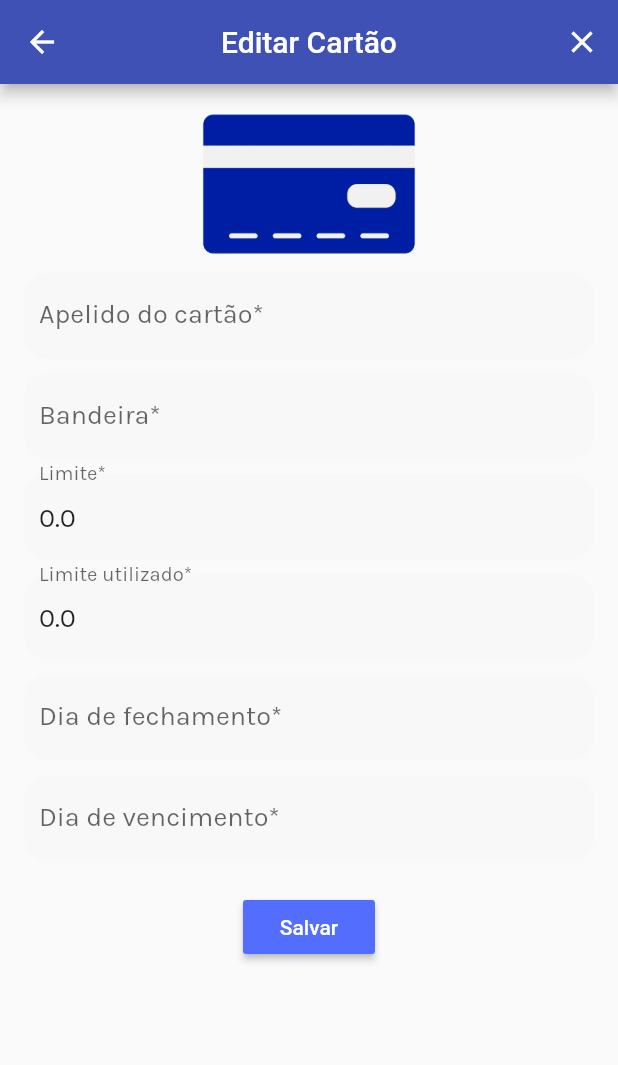
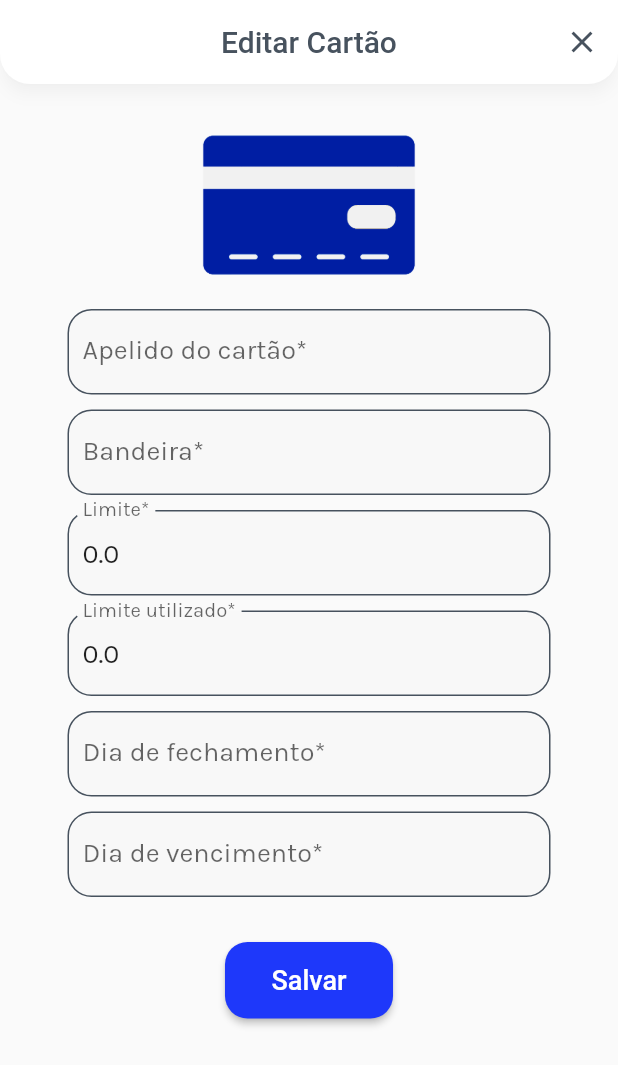
Before and after one commit to proz-tecnologia/PIT02GP06, a Flutter app: the CreditCardRegisterScreen screen opened directly with empty values, on a phone screen of 412 x 824 dp. Shown: the top 1065 px of the screen. Run offline on Flutter 3.47's test engine with Material 2 defaults, Android fonts, the phone set to English and light mode, and no system bars; our stand-ins replace cloud_firestore, firebase_auth, firebase_core, flutter_modular, mask_text_input_formatter, shared_preferences; missing offline and left inert: graphic; accounts and stored records are empty.

Commit message:
alterando a pasta do credit_card

```diff
--- a/lib/src/page/credit_card_register_screen.dart
+++ b/lib/src/home_module/credit_card/credit_card_register_screen.dart
@@ -10,9 +10,9 @@ import 'package:pit02gp06/src/common/masks.dart';
 import 'package:pit02gp06/src/page/view_model/credit_card_register_view_model.dart';
 import 'package:pit02gp06/src/widgets/show_loading_dialog.dart';
 import 'package:pit02gp06/src/widgets/text_field_widget.dart';
-
-import '../../utils/app_colors.dart';
-import '../authentication_module/auth_repository.dart';
+import 'package:pit02gp06/utils/app_text_styles.dart';
+import '../../../utils/app_colors.dart';
+import '../../authentication_module/auth_repository.dart';
 
 class CreditCardRegisterScreen extends StatefulWidget {
   const CreditCardRegisterScreen({
@@ -86,7 +86,13 @@ class _CreditCardRegisterScreenState extends State<CreditCardRegisterScreen> {
     if (widget.viewModel.model != null) _fillValues(textFieldItemsMap);
     return Scaffold(
       appBar: AppBar(
-        backgroundColor: Colors.indigo,
+        automaticallyImplyLeading: false,
+        backgroundColor: AppColors.whiteColor,
+        foregroundColor: AppColors.grey1Color,
+        shadowColor: Color.fromARGB(40, 0, 0, 0),
+        shape: const RoundedRectangleBorder(
+            borderRadius:
+                BorderRadius.vertical(bottom: Radius.elliptical(20, 20))),
         title: Text(vm.model == null ? vm.registerTitle : vm.editTitle),
         centerTitle: true,
         actions: [
@@ -97,7 +103,7 @@ class _CreditCardRegisterScreenState extends State<CreditCardRegisterScreen> {
       ),
       body: SingleChildScrollView(
         child: Padding(
-          padding: const EdgeInsets.all(16.0),
+          padding: const EdgeInsets.fromLTRB(45, 30, 45, 30),
           child: Form(
             key: _formKey,
             child: Column(children: [
@@ -105,40 +111,42 @@ class _CreditCardRegisterScreenState extends State<CreditCardRegisterScreen> {
                 'lib/images/credit_card.png',
                 height: 100,
               ),
-              const SizedBox(height: 10),
+              const SizedBox(height: 20),
               TextFieldWidget(
                 item: textFieldItemsMap[nicknameKey],
-                borderColor: AppColors.grey4Color,
+                borderColor: AppColors.grey1Color,
               ),
               TextFieldWidget(
                 item: textFieldItemsMap[flagKey],
-                borderColor: AppColors.grey4Color,
+                borderColor: AppColors.grey1Color,
               ),
               TextFieldWidget(
                 item: textFieldItemsMap[limitKey],
-                borderColor: AppColors.grey4Color,
+                borderColor: AppColors.grey1Color,
               ),
               TextFieldWidget(
                 item: textFieldItemsMap[spentKey],
-                borderColor: AppColors.grey4Color,
+                borderColor: AppColors.grey1Color,
               ),
               TextFieldWidget(
                 item: textFieldItemsMap[closeDateKey],
-                borderColor: AppColors.grey4Color,
+                borderColor: AppColors.grey1Color,
               ),
               TextFieldWidget(
                 item: textFieldItemsMap[dueDateKey],
-                borderColor: AppColors.grey4Color,
+                borderColor: AppColors.grey1Color,
               ),
-              const SizedBox(height: 10),
+              const SizedBox(height: 20),
               MaterialButton(
-                color: Colors.indigoAccent,
+                color: AppColors.secondaryColor,
                 onPressed: () => _register(textFieldItemsMap),
+                shape: const RoundedRectangleBorder(
+                    borderRadius: BorderRadius.all(Radius.circular(15))),
                 child: Padding(
-                  padding: const EdgeInsets.all(8),
+                  padding: const EdgeInsets.all(15),
                   child: Text(
                     vm.model == null ? vm.registerButton : vm.editButton,
-                    style: const TextStyle(color: Colors.white),
+                    style: AppTextStyles.textRegisterCard,
                   ),
                 ),
               )
```
